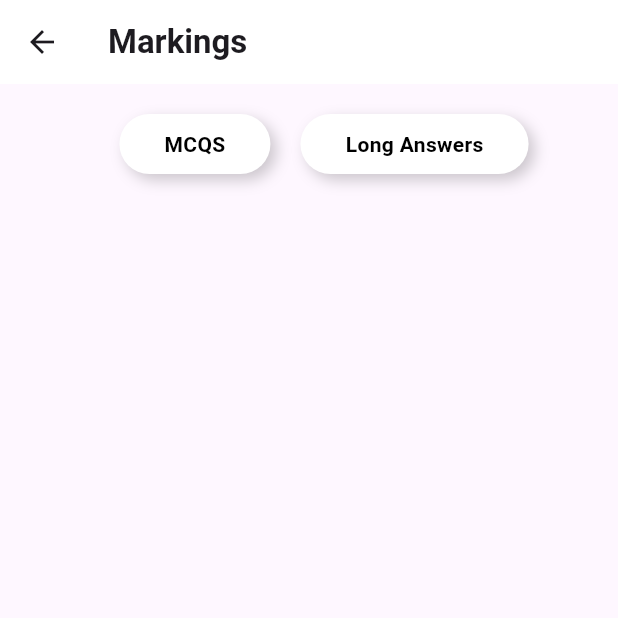
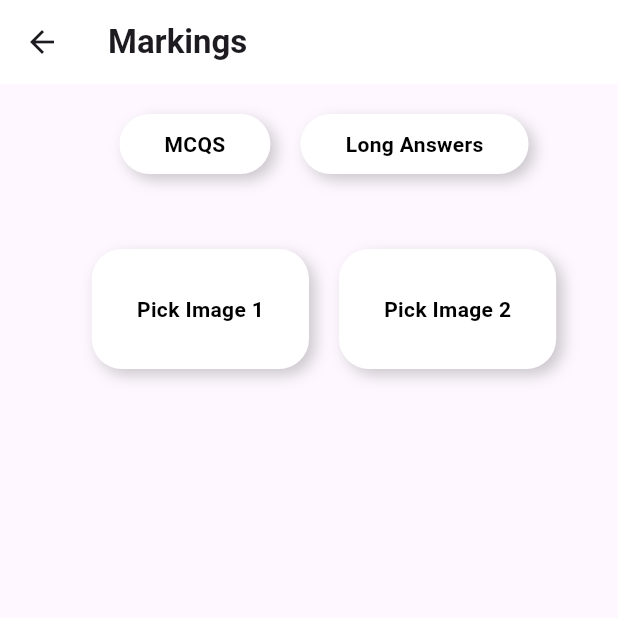
Before and after one commit to Shayaan-Kashif/EduLift, a Flutter app: the Markings screen opened by its route, on a phone screen of 412 x 824 dp, the top half of it. Run offline on Flutter 3.47's test engine with Material 3 defaults, Android fonts, the phone set to English and light mode, and no system bars; our stand-ins replace image_picker.

Commit message:
Added buttons to upload or take a picture

```diff
--- a/lib/markings.dart
+++ b/lib/markings.dart
@@ -1,4 +1,6 @@
 import 'package:flutter/material.dart';
+import 'package:image_picker/image_picker.dart';
+import 'dart:io';
 
 class Markings extends StatefulWidget {
   const Markings({super.key});
@@ -8,8 +10,51 @@ class Markings extends StatefulWidget {
 }
 
 class _MarkingsState extends State<Markings> {
+  String selectedButton = '';
+  File? _image1;
+  File? _image2;
 
-  String selectedButton = '';
+  Future<void> _pickImage(int imageNumber) async {
+    final picker = ImagePicker();
+
+    // Show the option to take a photo or choose from gallery
+    final pickedFile = await showModalBottomSheet<XFile>(
+      context: context,
+      builder: (BuildContext context) {
+        return SafeArea(
+          child: Column(
+            mainAxisSize: MainAxisSize.min,
+            children: [
+              ListTile(
+                leading: Icon(Icons.camera),
+                title: Text('Take a photo'),
+                onTap: () async {
+                  Navigator.pop(context, await picker.pickImage(source: ImageSource.camera));
+                },
+              ),
+              ListTile(
+                leading: Icon(Icons.photo_album),
+                title: Text('Choose from gallery'),
+                onTap: () async {
+                  Navigator.pop(context, await picker.pickImage(source: ImageSource.gallery));
+                },
+              ),
+            ],
+          ),
+        );
+      },
+    );
+
+    if (pickedFile != null) {
+      setState(() {
+        if (imageNumber == 1) {
+          _image1 = File(pickedFile.path);
+        } else if (imageNumber == 2) {
+          _image2 = File(pickedFile.path);
+        }
+      });
+    }
+  }
 
   @override
   Widget build(BuildContext context) {
@@ -34,10 +79,10 @@ class _MarkingsState extends State<Markings> {
                     selectedButton = 'MCQS';
                   });
                 },
-                splashColor: Colors.transparent,  // Disable the splash (ripple) effect
-                highlightColor: Colors.transparent, // Disable the highlight effect
+                splashColor: Colors.transparent,
+                highlightColor: Colors.transparent,
                 child: Container(
-                  margin: EdgeInsets.only(top: 20.0, left: 20), // Margin at the top
+                  margin: EdgeInsets.only(top: 20.0, left: 20),
                   padding: EdgeInsets.symmetric(horizontal: 30, vertical: 10),
                   decoration: BoxDecoration(
                     color: selectedButton == 'MCQS' ? Colors.grey : Colors.white,
@@ -60,7 +105,6 @@ class _MarkingsState extends State<Markings> {
                 ),
               ),
 
-
               // Second button (Option 2) with rounded corners and shadow
               InkWell(
                 onTap: () {
@@ -69,10 +113,10 @@ class _MarkingsState extends State<Markings> {
                     selectedButton = 'Long Answers';
                   });
                 },
-                splashColor: Colors.transparent,  // Disable the splash (ripple) effect
-                highlightColor: Colors.transparent, // Disable the highlight effect
+                splashColor: Colors.transparent,
+                highlightColor: Colors.transparent,
                 child: Container(
-                  margin: EdgeInsets.only(top: 20.0, left: 20), // Margin at the top
+                  margin: EdgeInsets.only(top: 20.0, left: 20),
                   padding: EdgeInsets.symmetric(horizontal: 30, vertical: 10),
                   decoration: BoxDecoration(
                     color: selectedButton == 'Long Answers' ? Colors.grey : Colors.white,
@@ -93,9 +137,83 @@ class _MarkingsState extends State<Markings> {
                     ),
                   ),
                 ),
-              )
+              ),
             ],
           ),
+
+
+          Row(
+            mainAxisAlignment: MainAxisAlignment.center,
+            children: [
+
+              InkWell(
+                onTap: () {
+                  _pickImage(1);
+                },
+                splashColor: Colors.transparent,
+                highlightColor: Colors.transparent,
+                child: Container(
+                  margin: EdgeInsets.only(top: 50.0, left: 20),
+                  padding: EdgeInsets.symmetric(horizontal: 30, vertical: 30),
+                  decoration: BoxDecoration(
+                    color: Colors.white,
+                    borderRadius: BorderRadius.circular(20),
+                    boxShadow: [
+                      BoxShadow(
+                        color: Colors.black.withOpacity(0.2),
+                        offset: Offset(4, 4),
+                        blurRadius: 8,
+                      ),
+                    ],
+                  ),
+                  child: Text(
+                    "Pick Image 1",
+                    style: TextStyle(
+                      color: Colors.black,
+                      fontWeight: FontWeight.bold,
+                    ),
+                  ),
+                ),
+              ),
+
+
+              InkWell(
+                onTap: () {
+                  _pickImage(2);
+                },
+                splashColor: Colors.transparent,
+                highlightColor: Colors.transparent,
+                child: Container(
+                  margin: EdgeInsets.only(top: 50.0, left: 20),
+                  padding: EdgeInsets.symmetric(horizontal: 30, vertical: 30),
+                  decoration: BoxDecoration(
+                    color: Colors.white,
+                    borderRadius: BorderRadius.circular(20),
+                    boxShadow: [
+                      BoxShadow(
+                        color: Colors.black.withOpacity(0.2),
+                        offset: Offset(4, 4),
+                        blurRadius: 8,
+                      ),
+                    ],
+                  ),
+                  child: Text(
+                    "Pick Image 2",
+                    style: TextStyle(
+                      color: Colors.black,
+                      fontWeight: FontWeight.bold,
+                    ),
+                  ),
+                ),
+              ),
+            ],
+          ),
+
+          // Display images if selected
+          if (_image1 != null)
+            Image.file(_image1!),
+          if (_image2 != null)
+            Image.file(_image2!),
         ],
       ),
     );
--- a/pubspec.yaml
+++ b/pubspec.yaml
@@ -13,6 +13,7 @@ environment:
 dependencies:
   flutter:
     sdk: flutter
+  image_picker: any
 
 
   cupertino_icons: ^1.0.6
```
Also changed, not shown: pubspec.lock, 3 other files.
